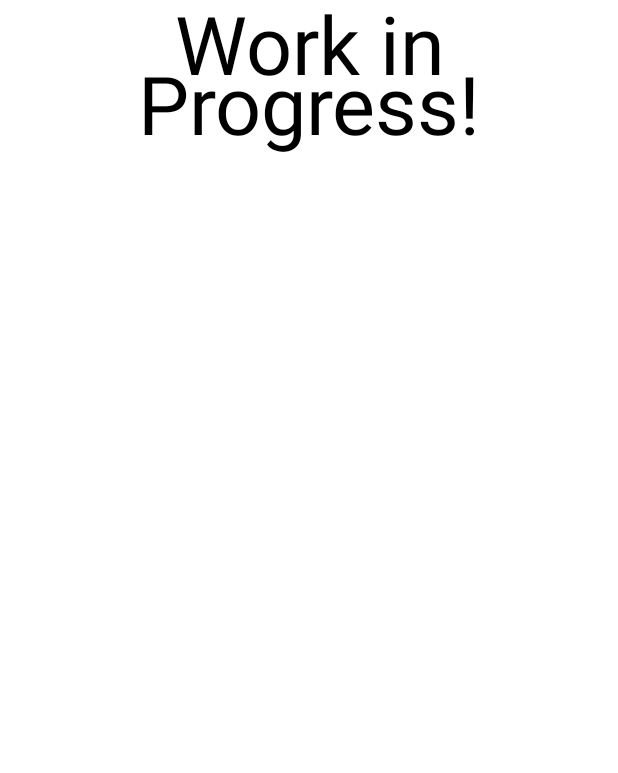
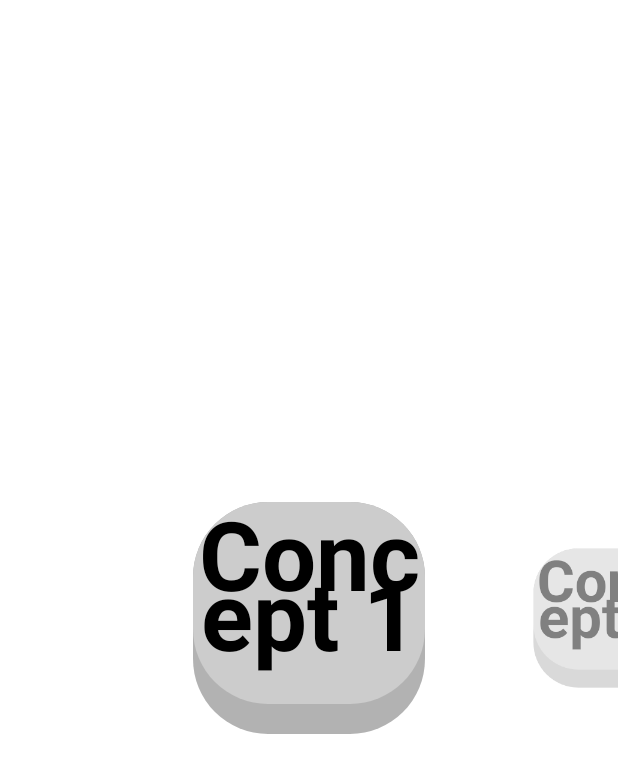
Before and after one commit to SWeidlinger/Flingo, an Android app built with Jetpack Compose: the @Preview function HomeScreenPreview, on a phone screen of 412 x 824 dp. Shown: the top 773 px of the screen. Run offline under Robolectric (Android 15) with nearby library versions, the light colour scheme and no system bars.

Commit message:
feat: add WIP game concept selection

```diff
--- a/app/build.gradle.kts
+++ b/app/build.gradle.kts
@@ -37,7 +37,7 @@ android {
         compose = true
     }
     composeOptions {
-        kotlinCompilerExtensionVersion = "1.5.1"
+        kotlinCompilerExtensionVersion = "1.5.5"
     }
     packaging {
         resources {
@@ -68,4 +68,7 @@ dependencies {
 
     //GSON
     implementation(libs.gson)
+
+    //Lottie
+    implementation(libs.lottie.compose)
 }
--- a/app/src/main/AndroidManifest.xml
+++ b/app/src/main/AndroidManifest.xml
@@ -15,7 +15,8 @@
         <activity
             android:name=".MainActivity"
             android:exported="true"
-            android:theme="@style/Theme.Flingo">
+            android:theme="@style/Theme.Flingo"
+            android:screenOrientation="sensorLandscape">
             <intent-filter>
                 <action android:name="android.intent.action.MAIN" />
 
--- /dev/null
+++ b/app/src/main/java/com/flingoapp/flingo/ui/components/CustomElevatedButton.kt
@@ -0,0 +1,90 @@
+package com.flingoapp.flingo.ui.components
+
+import android.media.MediaPlayer
+import androidx.compose.foundation.background
+import androidx.compose.foundation.clickable
+import androidx.compose.foundation.interaction.MutableInteractionSource
+import androidx.compose.foundation.interaction.collectIsPressedAsState
+import androidx.compose.foundation.layout.Box
+import androidx.compose.foundation.layout.fillMaxSize
+import androidx.compose.foundation.layout.offset
+import androidx.compose.foundation.shape.RoundedCornerShape
+import androidx.compose.material3.MaterialTheme
+import androidx.compose.runtime.Composable
+import androidx.compose.runtime.DisposableEffect
+import androidx.compose.runtime.LaunchedEffect
+import androidx.compose.runtime.getValue
+import androidx.compose.runtime.mutableStateOf
+import androidx.compose.runtime.remember
+import androidx.compose.runtime.setValue
+import androidx.compose.ui.Alignment
+import androidx.compose.ui.Modifier
+import androidx.compose.ui.draw.clip
+import androidx.compose.ui.graphics.Color
+import androidx.compose.ui.platform.LocalContext
+import androidx.compose.ui.unit.Dp
+import androidx.compose.ui.unit.dp
+
+enum class ButtonState { Pressed, Idle }
+
+@Composable
+fun CustomElevatedButton(
+    modifier: Modifier = Modifier,
+    shape: RoundedCornerShape,
+    elevation: Dp,
+    color: Color = MaterialTheme.colorScheme.primary,
+    shadowColor: Color = Color.Black.copy(alpha = 0.30f),
+    animateButtonClick: Boolean = true,
+    //TODO: disabled for now since it causes lags
+//    clickSound: Int? = R.raw.button_click,
+    clickSound: Int? = null,
+    onClick: () -> Unit,
+    buttonContent: @Composable () -> Unit
+) {
+    val mediaPlayer: MediaPlayer? = clickSound?.let { MediaPlayer.create(LocalContext.current, it) }
+
+    var buttonState by remember { mutableStateOf(ButtonState.Idle) }
+
+    val interactionSource = remember { MutableInteractionSource() }
+    val isButtonPressed by interactionSource.collectIsPressedAsState()
+
+    if (isButtonPressed) {
+        buttonState = ButtonState.Pressed
+        LaunchedEffect(key1 = Unit) {
+            mediaPlayer?.start()
+        }
+
+        DisposableEffect(Unit) {
+            onDispose {
+                buttonState = ButtonState.Idle
+            }
+        }
+    }
+
+    Box(
+        modifier = modifier
+            .clip(shape)
+            .background(shadowColor)
+            .offset(y = if (buttonState == ButtonState.Pressed) 0.dp else (-elevation))
+    ) {
+        Box(
+            modifier = Modifier
+                .fillMaxSize()
+                .clip(shape)
+                .background(color)
+                .clickable(
+                    interactionSource = interactionSource,
+                    indication = null,
+                    onClick = {
+                        if (animateButtonClick) {
+                            buttonState = ButtonState.Pressed
+                        }
+                        onClick()
+                    }
+                ),
+            contentAlignment = Alignment.Center
+        ) {
+            buttonContent()
+        }
+    }
+}
--- a/app/src/main/java/com/flingoapp/flingo/ui/screens/HomeScreen.kt
+++ b/app/src/main/java/com/flingoapp/flingo/ui/screens/HomeScreen.kt
@@ -1,100 +1,133 @@
 package com.flingoapp.flingo.ui.screens
 
+import android.annotation.SuppressLint
 import androidx.compose.foundation.ExperimentalFoundationApi
-import androidx.compose.foundation.background
 import androidx.compose.foundation.layout.Arrangement
 import androidx.compose.foundation.layout.Box
 import androidx.compose.foundation.layout.Column
-import androidx.compose.foundation.layout.PaddingValues
-import androidx.compose.foundation.layout.Row
-import androidx.compose.foundation.layout.fillMaxHeight
 import androidx.compose.foundation.layout.fillMaxSize
-import androidx.compose.foundation.layout.fillMaxWidth
-import androidx.compose.foundation.layout.padding
 import androidx.compose.foundation.layout.size
-import androidx.compose.foundation.lazy.LazyRow
-import androidx.compose.foundation.lazy.items
 import androidx.compose.foundation.pager.HorizontalPager
 import androidx.compose.foundation.pager.rememberPagerState
-import androidx.compose.foundation.shape.CircleShape
-import androidx.compose.material.icons.Icons
-import androidx.compose.material3.Icon
-import androidx.compose.material3.IconButton
+import androidx.compose.foundation.shape.RoundedCornerShape
 import androidx.compose.material3.MaterialTheme
 import androidx.compose.material3.Text
 import androidx.compose.runtime.Composable
 import androidx.compose.runtime.collectAsState
 import androidx.compose.runtime.getValue
+import androidx.compose.runtime.rememberCoroutineScope
 import androidx.compose.ui.Alignment
 import androidx.compose.ui.Modifier
-import androidx.compose.ui.draw.clip
 import androidx.compose.ui.graphics.Color
+import androidx.compose.ui.graphics.graphicsLayer
+import androidx.compose.ui.platform.LocalConfiguration
+import androidx.compose.ui.text.font.FontWeight
 import androidx.compose.ui.text.style.TextAlign
-import androidx.compose.ui.tooling.preview.Preview
 import androidx.compose.ui.unit.dp
 import androidx.compose.ui.unit.sp
+import androidx.compose.ui.util.lerp
 import com.flingoapp.flingo.data.viewmodels.main.MainIntent
 import com.flingoapp.flingo.data.viewmodels.main.MainUiState
 import com.flingoapp.flingo.ui.CustomPreview
+import com.flingoapp.flingo.ui.components.CustomElevatedButton
 import com.flingoapp.flingo.ui.theme.FlingoTheme
 import kotlinx.coroutines.flow.MutableStateFlow
 import kotlinx.coroutines.flow.StateFlow
+import kotlinx.coroutines.launch
+import kotlin.math.absoluteValue
 
+@SuppressLint("ReturnFromAwaitPointerEventScope")
 @OptIn(ExperimentalFoundationApi::class)
 @Composable
 fun HomeScreen(
     mainUiStateFlow: StateFlow<MainUiState>,
     onAction: (MainIntent) -> Unit
 ) {
+    val TAG = "HomeScreen"
+
     val mainUiState by mainUiStateFlow.collectAsState()
 
     val gameConceptList = listOf("Concept 1", "Concept 2", "Concept 3")
-    val gameVariationList = listOf("1", "2", "3")
 
     val pagerState = rememberPagerState(pageCount = { gameConceptList.size })
 
+    val configuration = LocalConfiguration.current
+    val screenWidth = configuration.screenWidthDp.dp
+    val coroutineScope = rememberCoroutineScope()
+
+    Box(
+        modifier = Modifier.fillMaxSize(),
+        contentAlignment = Alignment.Center
+    ) {
+        val pageSpacing = (screenWidth / 2)
+        val cardSize = pageSpacing * 0.75f
+
         HorizontalPager(
-        modifier = Modifier.fillMaxSize(),
+            modifier = Modifier
+                .fillMaxSize(),
+            verticalAlignment = Alignment.CenterVertically,
+            pageSpacing = -(pageSpacing * 1.05f),
             state = pagerState
-    ) { page ->
-        when (page) {
-            1 -> {
-                Row(
+        ) { selectedPage ->
+            val pageOffset = (
+                    (pagerState.currentPage - selectedPage) + pagerState.currentPageOffsetFraction).absoluteValue
+            Column(
                 modifier = Modifier
                     .fillMaxSize()
-                        .padding(horizontal = 50.dp),
-                    verticalAlignment = Alignment.CenterVertically,
-                    horizontalArrangement = Arrangement.SpaceBetween
+                    .graphicsLayer {
+                        alpha = lerp(
+                            start = 0.5f,
+                            stop = 1f,
+                            fraction = 1f - pageOffset.coerceIn(0f, 1f)
+                        )
+                        lerp(
+                            start = 0.6f,
+                            stop = 1f,
+                            fraction = 1f - pageOffset.coerceIn(0f, 1f)
+                        ).also { scale ->
+                            scaleX = scale
+                            scaleY = scale
+                        }
+                    },
+                verticalArrangement = Arrangement.Center,
+                horizontalAlignment = Alignment.CenterHorizontally
             ) {
-                    gameVariationList.forEach {
-                        Box(
-                            modifier = Modifier
-                                .clip(CircleShape)
-                                .background(Color.LightGray)
-                                .size(300.dp),
-                            contentAlignment = Alignment.Center
-                        ) {
+                CustomElevatedButton(
+                    modifier = Modifier.size(cardSize),
+                    shape = RoundedCornerShape(50.dp),
+                    color = Color.LightGray,
+                    elevation = 20.dp,
+                    animateButtonClick = selectedPage == pagerState.currentPage,
+                    onClick = {
+                        if (selectedPage != pagerState.currentPage) {
+                            coroutineScope.launch {
+                                pagerState.animateScrollToPage(selectedPage)
+                            }
+                        } else {
+//                            onAction(MainIntent.NavigateToGameScreen)
+                        }
+                    },
+                    buttonContent = {
                         Text(
-                                text = it,
-                                style = MaterialTheme.typography.headlineLarge.copy(fontSize = 54.sp),
+                            text = gameConceptList[selectedPage],
+                            style = MaterialTheme.typography.headlineLarge.copy(
+                                fontSize = 64.sp,
+                                fontWeight = FontWeight.Bold
+                            ),
                             textAlign = TextAlign.Center
+                        )
+                    },
                 )
             }
         }
-                }
-            }
 
-            else -> {
-                Column(verticalArrangement = Arrangement.Center) {
-                    Text(
-                        modifier = Modifier.fillMaxSize(),
-                        text = "Work in Progress!",
-                        style = MaterialTheme.typography.headlineLarge.copy(fontSize = 54.sp),
-                        textAlign = TextAlign.Center
-                    )
-                }
-            }
-        }
+//        GameConceptPageIndicator(
+//            modifier = Modifier
+//                .align(Alignment.BottomCenter)
+//                .padding(bottom = 8.dp),
+//            pagerState = pagerState,
+//            gameConceptList = gameConceptList
+//        )
     }
 }
 
--- a/app/src/main/java/com/flingoapp/flingo/ui/theme/Color.kt
+++ b/app/src/main/java/com/flingoapp/flingo/ui/theme/Color.kt
@@ -9,3 +9,7 @@ val Pink80 = Color(0xFFEFB8C8)
 val Purple40 = Color(0xFF6650a4)
 val PurpleGrey40 = Color(0xFF625b71)
 val Pink40 = Color(0xFF7D5260)
+
+val FlingoPrimary = Color(0xFF31ABFF)
+val FlingoSecondary = Color(0xFFFECE00)
+val FlingoTertiary = Color(0xFF01A452)
--- a/app/src/main/java/com/flingoapp/flingo/ui/theme/Theme.kt
+++ b/app/src/main/java/com/flingoapp/flingo/ui/theme/Theme.kt
@@ -17,9 +17,9 @@ private val DarkColorScheme = darkColorScheme(
 )
 
 private val LightColorScheme = lightColorScheme(
-    primary = Purple40,
-    secondary = PurpleGrey40,
-    tertiary = Pink40
+    primary = FlingoPrimary,
+    secondary = FlingoSecondary,
+    tertiary = FlingoTertiary
 
     /* Other default colors to override
     background = Color(0xFFFFFBFE),
@@ -45,12 +45,14 @@ fun FlingoTheme(
             if (darkTheme) dynamicDarkColorScheme(context) else dynamicLightColorScheme(context)
         }
 
+
         darkTheme -> DarkColorScheme
         else -> LightColorScheme
     }
 
+    //TODO: remove once dark mode is implemented
     MaterialTheme(
-        colorScheme = colorScheme,
+        colorScheme = LightColorScheme,
         typography = Typography,
         content = content
     )
--- a/gradle/libs.versions.toml
+++ b/gradle/libs.versions.toml
@@ -1,14 +1,15 @@
 [versions]
 agp = "8.4.1"
 gson = "2.11.0"
-kotlin = "1.9.0"
+kotlin = "1.9.20"
 coreKtx = "1.13.1"
 junit = "4.13.2"
 junitVersion = "1.1.5"
 espressoCore = "3.5.1"
-lifecycleRuntimeKtx = "2.8.0"
+lifecycleRuntimeKtx = "2.8.1"
 activityCompose = "1.9.0"
 composeBom = "2024.05.00"
+lottieCompose = "6.1.0"
 navigationCompose = "2.7.7"
 
 [libraries]
@@ -28,6 +29,7 @@ androidx-ui-tooling-preview = { group = "androidx.compose.ui", name = "ui-toolin
 androidx-ui-test-manifest = { group = "androidx.compose.ui", name = "ui-test-manifest" }
 androidx-ui-test-junit4 = { group = "androidx.compose.ui", name = "ui-test-junit4" }
 androidx-material3 = { group = "androidx.compose.material3", name = "material3" }
+lottie-compose = { module = "com.airbnb.android:lottie-compose", version.ref = "lottieCompose" }
 
 [plugins]
 android-application = { id = "com.android.application", version.ref = "agp" }
```
Also changed, not shown: app/src/main/java/com/flingoapp/flingo/ui/UiUtils.kt (+13 -0 lines), app/src/main/java/com/flingoapp/flingo/ui/components/GameConceptPageIndicator.kt (added, +75 -0 lines), app/src/main/assets/game_remove_word.json (renamed from app/src/main/assets/game_type_remove_word.json), 1 other file. Lines whose indentation alone changed are shown as unchanged.
